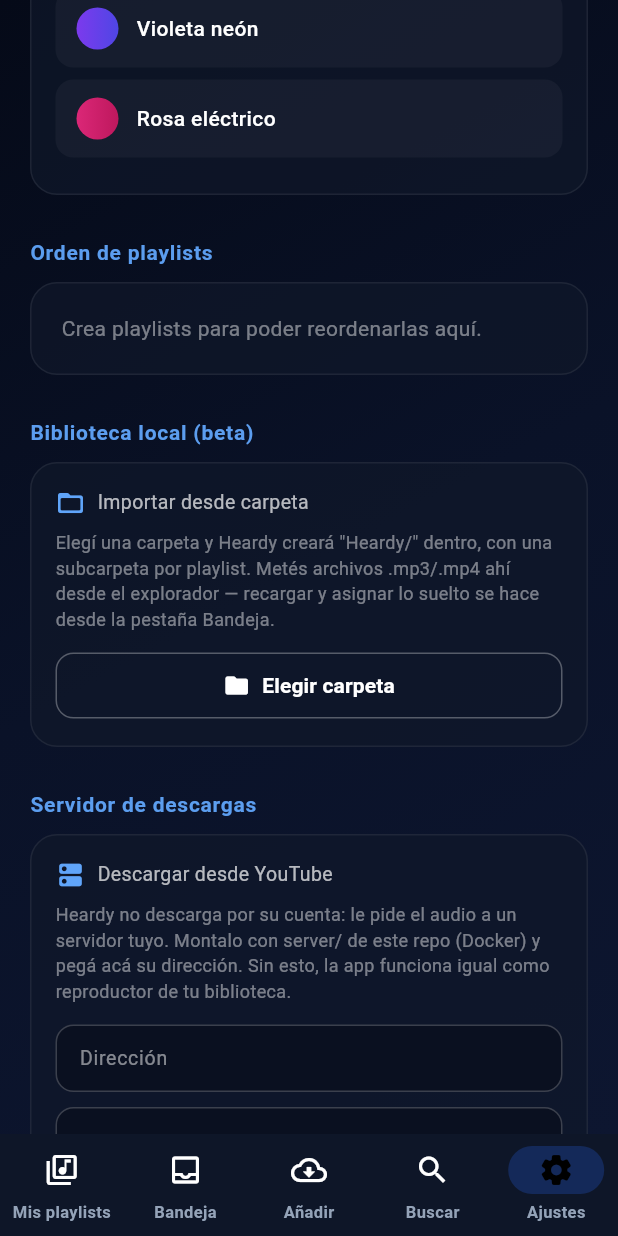
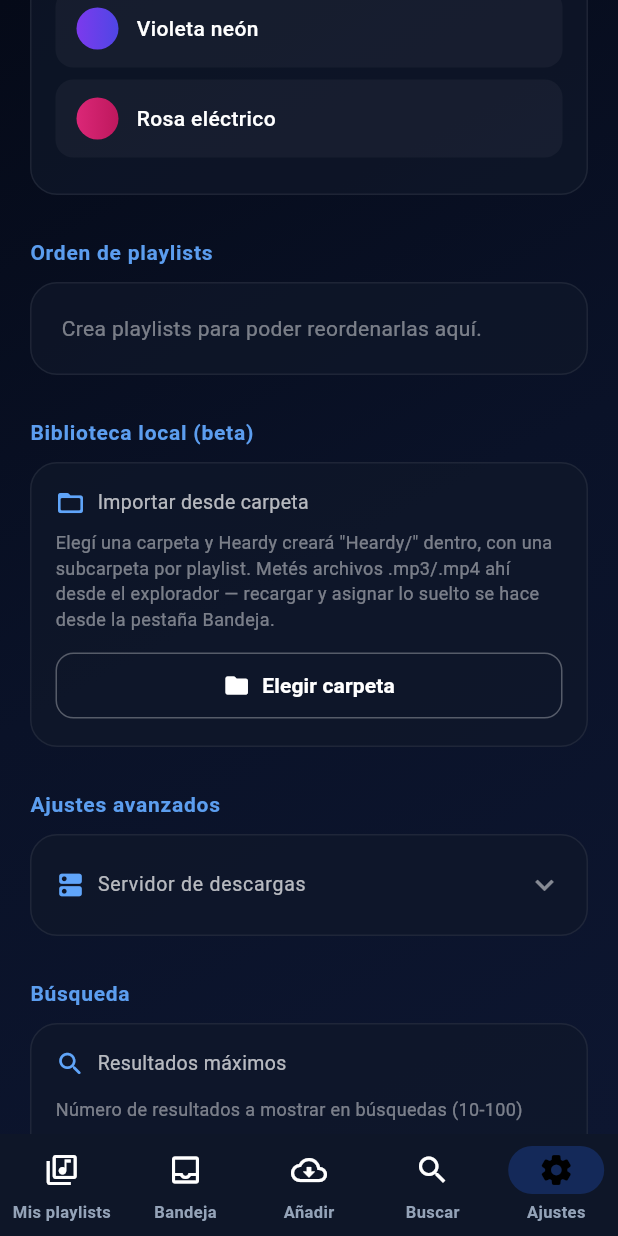
Before and after one commit to Isaac-Canabal/Heardy, a Flutter app: the screen it shows after launch, item 5 of the bottom bar chosen, scrolled down 576 dp, on a phone screen of 412 x 824 dp. Run offline on Flutter 3.47's test engine with Material 3 defaults, Android fonts, the phone set to English and light mode, and no system bars; our stand-ins replace audio_service, flutter_local_notifications, just_audio, palette_generator, permission_handler, shared_preferences and 1 more; missing offline and left inert: audio_metadata_reader, audio_session, saf_stream, saf_util; accounts and stored records are empty; statements that could not run were skipped.

Commit message:
feat(app): modo automático — servidor oficial por defecto + Ajustes avanzados
Implementa la sección 4 de docs/arquitectura_servidor_hibrido.md: instalar
la app y descargar sin configurar nada.

- lib/services/official_server.dart: URL/clave del servidor oficial. La URL
  es pública y vive en el código; la clave se inyecta en build time con
  --dart-define=HEARDY_OFFICIAL_SERVER_API_KEY (nunca comiteada, ni para
  una beta cerrada). Mientras el servidor oficial no esté desplegado, esta
  URL simplemente no responde — el manejo de errores existente
  (DownloadSourceErrorKind.network) ya cubre ese estado sin nada especial.
- SettingsProvider: download_server_url/api_key ya no arrancan vacíos, usan
  OfficialServer por defecto. Nuevo isOfficialServer + restoreOfficialServer
  (reusa setDownloadServer, no duplica el guardado).
- settings_screen.dart: la sección "Servidor de descargas" se mueve dentro
  de un ExpansionTile "Ajustes avanzados" colapsado por defecto — el
  usuario promedio nunca la ve. Botón "Restaurar servidor oficial" visible
  sólo cuando el servidor configurado no es ya el oficial.
- DownloadSource/YtdlpServerSource/DownloadService no cambian: modo
  automático vs. personalizado es sólo una diferencia de configuración por
  defecto, una sola implementación de backend en ambos casos.

5 tests nuevos (settings_provider_test.dart) para los defaults, el cambio a
servidor propio y la restauración. Actualizado el test de import_screen que
asumía "sin servidor" como estado inicial — ahora ese estado sólo se
alcanza si el usuario lo vacía a propósito desde Ajustes avanzados.

flutter analyze limpio, suite completa verde (93 tests).

Co-Authored-By: Claude Sonnet 5 <noreply@anthropic.com>

```diff
--- a/lib/providers/settings_provider.dart
+++ b/lib/providers/settings_provider.dart
@@ -1,5 +1,7 @@
 import 'package:flutter/material.dart';
 import 'package:shared_preferences/shared_preferences.dart';
+
+import '../services/official_server.dart';
 
 enum AppThemePreset { navy, violet, rose }
 
@@ -12,19 +14,32 @@ class SettingsProvider with ChangeNotifier {
   AppThemePreset _preset = AppThemePreset.navy;
   bool _loaded = false;
   int _maxSearchResults = 20;
-  String _downloadServerUrl = '';
-  String _downloadServerApiKey = '';
+
+  /// Por defecto, el servidor OFICIAL — modo automático (ver
+  /// docs/arquitectura_servidor_hibrido.md, sección 4). Un usuario avanzado
+  /// puede pisar esto desde Ajustes avanzados con `setDownloadServer`; nunca
+  /// vuelve solo, hace falta `restoreOfficialServer` explícito.
+  String _downloadServerUrl = OfficialServer.url;
+  String _downloadServerApiKey = OfficialServer.apiKey;
 
   AppThemePreset get preset => _preset;
   bool get isLoaded => _loaded;
   int get maxSearchResults => _maxSearchResults;
 
-  /// Dirección del microservidor de descargas (`server/` en este repo).
-  /// Vacía mientras el usuario no lo configure — la app sigue funcionando
-  /// como reproductor de biblioteca local sin ella.
+  /// Dirección del microservidor de descargas (`server/` en este repo, ya
+  /// sea el oficial o uno propio). Nunca queda vacía por defecto: apunta al
+  /// servidor oficial hasta que el usuario elija explícitamente otro.
   String get downloadServerUrl => _downloadServerUrl;
   String get downloadServerApiKey => _downloadServerApiKey;
   bool get hasDownloadServer => _downloadServerUrl.trim().isNotEmpty;
+
+  /// True mientras el servidor configurado sea el oficial — no sólo "está
+  /// vacío", sino "coincide exactamente con `OfficialServer`". La pantalla
+  /// de Ajustes lo usa para decidir cuándo mostrar "Restaurar servidor
+  /// oficial": no tiene sentido ofrecerlo si ya se está usando.
+  bool get isOfficialServer =>
+      _downloadServerUrl.trim() == OfficialServer.url.trim() &&
+      _downloadServerApiKey.trim() == OfficialServer.apiKey.trim();
 
   SettingsProvider() {
     _load();
@@ -37,13 +52,17 @@ class SettingsProvider with ChangeNotifier {
       _preset = AppThemePreset.values[index];
     }
     _maxSearchResults = prefs.getInt(_maxResultsKey) ?? 20;
-    _downloadServerUrl = prefs.getString(_serverUrlKey) ?? '';
-    _downloadServerApiKey = prefs.getString(_serverKeyKey) ?? '';
+    _downloadServerUrl = prefs.getString(_serverUrlKey) ?? OfficialServer.url;
+    _downloadServerApiKey =
+        prefs.getString(_serverKeyKey) ?? OfficialServer.apiKey;
     _loaded = true;
     notifyListeners();
   }
 
-  Future<void> setDownloadServer({required String url, required String apiKey}) async {
+  Future<void> setDownloadServer({
+    required String url,
+    required String apiKey,
+  }) async {
     _downloadServerUrl = url.trim();
     _downloadServerApiKey = apiKey.trim();
     notifyListeners();
@@ -51,6 +70,12 @@ class SettingsProvider with ChangeNotifier {
     await prefs.setString(_serverUrlKey, _downloadServerUrl);
     await prefs.setString(_serverKeyKey, _downloadServerApiKey);
   }
+
+  /// Vuelve al servidor oficial. Un solo punto de entrada para el botón
+  /// "Restaurar servidor oficial" de Ajustes avanzados — no duplica la
+  /// lógica de guardado, reusa [setDownloadServer].
+  Future<void> restoreOfficialServer() =>
+      setDownloadServer(url: OfficialServer.url, apiKey: OfficialServer.apiKey);
 
   Future<void> setPreset(AppThemePreset preset) async {
     _preset = preset;
@@ -69,8 +94,8 @@ class SettingsProvider with ChangeNotifier {
   }
 
   String presetLabel(AppThemePreset p) => switch (p) {
-        AppThemePreset.navy => 'Azul nocturno',
-        AppThemePreset.violet => 'Violeta neón',
-        AppThemePreset.rose => 'Rosa eléctrico',
-      };
+    AppThemePreset.navy => 'Azul nocturno',
+    AppThemePreset.violet => 'Violeta neón',
+    AppThemePreset.rose => 'Rosa eléctrico',
+  };
 }
--- a/lib/screens/settings_screen.dart
+++ b/lib/screens/settings_screen.dart
@@ -44,7 +44,8 @@ class SettingsScreen extends StatelessWidget {
   String _formatBytes(int bytes) {
     if (bytes < 1024) return '$bytes B';
     if (bytes < 1024 * 1024) return '${(bytes / 1024).toStringAsFixed(1)} KB';
-    if (bytes < 1024 * 1024 * 1024) return '${(bytes / (1024 * 1024)).toStringAsFixed(1)} MB';
+    if (bytes < 1024 * 1024 * 1024)
+      return '${(bytes / (1024 * 1024)).toStringAsFixed(1)} MB';
     return '${(bytes / (1024 * 1024 * 1024)).toStringAsFixed(2)} GB';
   }
 
@@ -60,7 +61,9 @@ class SettingsScreen extends StatelessWidget {
       context.read<MusicProvider>().setLibraryRootUri(rootUri);
       ScaffoldMessenger.of(context).showSnackBar(
         const SnackBar(
-          content: Text('Carpeta "Heardy" lista. Andá a Bandeja para escanearla.'),
+          content: Text(
+            'Carpeta "Heardy" lista. Andá a Bandeja para escanearla.',
+          ),
           behavior: SnackBarBehavior.floating,
         ),
       );
@@ -197,8 +200,11 @@ class SettingsScreen extends StatelessWidget {
                                 ),
                               ),
                               if (selected)
-                                Icon(Icons.check_circle_rounded,
-                                    color: AppTheme.primaryLight, size: 20),
+                                Icon(
+                                  Icons.check_circle_rounded,
+                                  color: AppTheme.primaryLight,
+                                  size: 20,
+                                ),
                             ],
                           ),
                         ),
@@ -305,14 +311,19 @@ class SettingsScreen extends StatelessWidget {
                   child: OutlinedButton.icon(
                     style: OutlinedButton.styleFrom(
                       foregroundColor: Colors.white,
-                      side: BorderSide(color: Colors.white.withValues(alpha: 0.3)),
+                      side: BorderSide(
+                        color: Colors.white.withValues(alpha: 0.3),
+                      ),
                       shape: RoundedRectangleBorder(
                         borderRadius: BorderRadius.circular(12),
                       ),
                       padding: const EdgeInsets.symmetric(vertical: 12),
                     ),
                     icon: const Icon(Icons.folder_rounded, size: 18),
-                    label: const Text('Elegir carpeta', style: TextStyle(fontWeight: FontWeight.w600)),
+                    label: const Text(
+                      'Elegir carpeta',
+                      style: TextStyle(fontWeight: FontWeight.w600),
+                    ),
                     onPressed: () => _pickLibraryFolder(context),
                   ),
                 ),
@@ -320,9 +331,9 @@ class SettingsScreen extends StatelessWidget {
             ),
           ),
           const SizedBox(height: 28),
-          _SectionTitle('Servidor de descargas'),
+          _SectionTitle('Ajustes avanzados'),
           const SizedBox(height: 10),
-          const _DownloadServerSection(),
+          const _AdvancedSettingsSection(),
           const SizedBox(height: 28),
           _SectionTitle('Búsqueda'),
           const SizedBox(height: 10),
@@ -365,7 +376,9 @@ class SettingsScreen extends StatelessWidget {
                       icon: const Icon(Icons.remove, size: 20),
                       color: AppTheme.primaryLight,
                       onPressed: settings.maxSearchResults > 10
-                          ? () => settings.setMaxSearchResults(settings.maxSearchResults - 10)
+                          ? () => settings.setMaxSearchResults(
+                              settings.maxSearchResults - 10,
+                            )
                           : null,
                     ),
                     Expanded(
@@ -383,7 +396,9 @@ class SettingsScreen extends StatelessWidget {
                       icon: const Icon(Icons.add, size: 20),
                       color: AppTheme.primaryLight,
                       onPressed: settings.maxSearchResults < 100
-                          ? () => settings.setMaxSearchResults(settings.maxSearchResults + 10)
+                          ? () => settings.setMaxSearchResults(
+                              settings.maxSearchResults + 10,
+                            )
                           : null,
                     ),
                   ],
@@ -457,9 +472,13 @@ class _StatisticsSectionState extends State<_StatisticsSection> {
     final db = DatabaseHelper.instance;
     final results = await Future.wait([
       isWeek ? db.getTotalPlaysThisWeek() : db.getTotalPlaysThisMonth(),
-      isWeek ? db.getTotalListenTimeThisWeek() : db.getTotalListenTimeThisMonth(),
+      isWeek
+          ? db.getTotalListenTimeThisWeek()
+          : db.getTotalListenTimeThisMonth(),
       isWeek ? db.getTopArtistThisWeek() : db.getTopArtistThisMonth(),
-      isWeek ? db.getTopSongsThisWeek(limit: 10) : db.getTopSongsThisMonth(limit: 10),
+      isWeek
+          ? db.getTopSongsThisWeek(limit: 10)
+          : db.getTopSongsThisMonth(limit: 10),
     ]);
 
     final topArtist = results[2] as Map<String, dynamic>?;
@@ -532,7 +551,8 @@ class _StatisticsSectionState extends State<_StatisticsSection> {
                   }
 
                   final data = snapshot.data;
-                  if (data == null || (data.totalPlays == 0 && data.topSongs.isEmpty)) {
+                  if (data == null ||
+                      (data.totalPlays == 0 && data.topSongs.isEmpty)) {
                     return Padding(
                       padding: const EdgeInsets.symmetric(vertical: 8),
                       child: Text(
@@ -631,23 +651,30 @@ class _StatisticsSectionState extends State<_StatisticsSection> {
                         ),
                         const SizedBox(height: 8),
                         ...List.generate(
-                          _isExpanded ? data.topSongs.length : (data.topSongs.length > 5 ? 5 : data.topSongs.length),
+                          _isExpanded
+                              ? data.topSongs.length
+                              : (data.topSongs.length > 5
+                                    ? 5
+                                    : data.topSongs.length),
                           (index) {
                             final song = data.topSongs[index];
                             return _TopSongRow(
                               rank: index + 1,
                               title: song['title'] as String? ?? 'Sin título',
-                              artist: song['artist'] as String? ?? 'Desconocido',
+                              artist:
+                                  song['artist'] as String? ?? 'Desconocido',
                               artPath: song['artPath'] as String? ?? '',
                               playCount: song['playCount'] as int? ?? 0,
                             );
-                          }
+                          },
                         ),
                         if (data.topSongs.length > 5)
                           Center(
                             child: IconButton(
                               icon: Icon(
-                                _isExpanded ? Icons.keyboard_arrow_up_rounded : Icons.keyboard_arrow_down_rounded,
+                                _isExpanded
+                                    ? Icons.keyboard_arrow_up_rounded
+                                    : Icons.keyboard_arrow_down_rounded,
                                 color: Colors.white.withValues(alpha: 0.5),
                               ),
                               onPressed: () {
@@ -674,10 +701,7 @@ class _PeriodToggle extends StatelessWidget {
   final bool isWeek;
   final ValueChanged<bool> onChanged;
 
-  const _PeriodToggle({
-    required this.isWeek,
-    required this.onChanged,
-  });
+  const _PeriodToggle({required this.isWeek, required this.onChanged});
 
   @override
   Widget build(BuildContext context) {
@@ -731,7 +755,9 @@ class _PeriodChip extends StatelessWidget {
           child: Text(
             label,
             style: TextStyle(
-              color: selected ? Colors.white : Colors.white.withValues(alpha: 0.5),
+              color: selected
+                  ? Colors.white
+                  : Colors.white.withValues(alpha: 0.5),
               fontSize: 12,
               fontWeight: selected ? FontWeight.w700 : FontWeight.w500,
             ),
@@ -822,10 +848,7 @@ class _TopSongRow extends StatelessWidget {
             ),
           ),
           const SizedBox(width: 8),
-          ClipRRect(
-            borderRadius: BorderRadius.circular(8),
-            child: _buildArt(),
-          ),
+          ClipRRect(borderRadius: BorderRadius.circular(8), child: _buildArt()),
           const SizedBox(width: 10),
           Expanded(
             child: Column(
@@ -911,6 +934,46 @@ class _TopSongRow extends StatelessWidget {
 /// "Probar conexión" distingue los tres fallos que el usuario puede arreglar
 /// —sin configurar, inalcanzable, clave inválida— en vez de un genérico
 /// "error", porque cada uno se corrige en un sitio distinto.
+/// Colapsado por defecto: el usuario promedio ya está en el servidor
+/// oficial sin haber tocado nada acá, así que esta pantalla nunca necesita
+/// abrirse para que la app funcione. Sólo existe para quien quiera apuntar
+/// a su propio servidor (ver docs/arquitectura_servidor_hibrido.md, sección 4).
+class _AdvancedSettingsSection extends StatelessWidget {
+  const _AdvancedSettingsSection();
+
+  @override
+  Widget build(BuildContext context) {
+    return Container(
+      decoration: AppTheme.glassCard(),
+      clipBehavior: Clip.antiAlias,
+      child: Theme(
+        data: Theme.of(context).copyWith(dividerColor: Colors.transparent),
+        child: ExpansionTile(
+          initiallyExpanded: false,
+          tilePadding: const EdgeInsets.symmetric(horizontal: 16, vertical: 4),
+          childrenPadding: const EdgeInsets.fromLTRB(16, 0, 16, 16),
+          iconColor: AppTheme.primaryLight,
+          collapsedIconColor: Colors.white.withValues(alpha: 0.5),
+          title: Row(
+            children: [
+              Icon(Icons.dns_rounded, color: AppTheme.primaryLight, size: 20),
+              const SizedBox(width: 8),
+              Text(
+                'Servidor de descargas',
+                style: TextStyle(
+                  color: Colors.white.withValues(alpha: 0.7),
+                  fontSize: 13,
+                ),
+              ),
+            ],
+          ),
+          children: const [_DownloadServerSection()],
+        ),
+      ),
+    );
+  }
+}
+
 class _DownloadServerSection extends StatefulWidget {
   const _DownloadServerSection();
 
@@ -973,13 +1036,25 @@ class _DownloadServerSectionState extends State<_DownloadServerSection> {
     final status = _lastStatus;
     if (status == null) return null;
     if (!status.reachable) {
-      return (color: Colors.redAccent, icon: Icons.cloud_off_rounded, text: status.detail);
+      return (
+        color: Colors.redAccent,
+        icon: Icons.cloud_off_rounded,
+        text: status.detail,
+      );
     }
     if (!status.authenticated) {
-      return (color: Colors.orangeAccent, icon: Icons.key_off_rounded, text: status.detail);
+      return (
+        color: Colors.orangeAccent,
+        icon: Icons.key_off_rounded,
+        text: status.detail,
+      );
     }
     if (!status.potProviderReachable) {
-      return (color: Colors.orangeAccent, icon: Icons.warning_amber_rounded, text: status.detail);
+      return (
+        color: Colors.orangeAccent,
+        icon: Icons.warning_amber_rounded,
+        text: status.detail,
+      );
     }
     return (
       color: Colors.greenAccent,
@@ -990,39 +1065,52 @@ class _DownloadServerSectionState extends State<_DownloadServerSection> {
 
   @override
   Widget build(BuildContext context) {
+    final settings = context.watch<SettingsProvider>();
     final line = _statusLine();
     final fieldBorder = OutlineInputBorder(
       borderRadius: BorderRadius.circular(12),
       borderSide: BorderSide(color: Colors.white.withValues(alpha: 0.2)),
     );
 
-    return Container(
-      decoration: AppTheme.glassCard(),
-      padding: const EdgeInsets.all(16),
-      child: Column(
+    return Column(
       crossAxisAlignment: CrossAxisAlignment.start,
       children: [
-          Row(
-            children: [
-              Icon(Icons.dns_rounded, color: AppTheme.primaryLight, size: 20),
-              const SizedBox(width: 8),
         Text(
-                'Descargar desde YouTube',
-                style: TextStyle(color: Colors.white.withValues(alpha: 0.7), fontSize: 13),
-              ),
-            ],
-          ),
-          const SizedBox(height: 8),
-          Text(
-            'Heardy no descarga por su cuenta: le pide el audio a un servidor tuyo. '
-            'Montalo con server/ de este repo (Docker) y pegá acá su dirección. '
-            'Sin esto, la app funciona igual como reproductor de tu biblioteca.',
+          'Por defecto, Heardy usa el servidor oficial del proyecto — no hace '
+          'falta configurar nada acá. Si preferís montar el tuyo (server/ de '
+          'este repo, con Docker), pegá su dirección abajo.',
           style: TextStyle(
             color: Colors.white.withValues(alpha: 0.45),
             fontSize: 12,
             height: 1.4,
           ),
         ),
+        if (!settings.isOfficialServer) ...[
+          const SizedBox(height: 10),
+          Align(
+            alignment: Alignment.centerLeft,
+            child: TextButton.icon(
+              style: TextButton.styleFrom(
+                foregroundColor: AppTheme.primaryLight,
+                padding: const EdgeInsets.symmetric(horizontal: 4),
+              ),
+              icon: const Icon(Icons.restore_rounded, size: 16),
+              label: const Text(
+                'Restaurar servidor oficial',
+                style: TextStyle(fontSize: 12),
+              ),
+              onPressed: () async {
+                await settings.restoreOfficialServer();
+                if (!mounted) return;
+                setState(() {
+                  _urlController.text = settings.downloadServerUrl;
+                  _keyController.text = settings.downloadServerApiKey;
+                  _lastStatus = null;
+                });
+              },
+            ),
+          ),
+        ],
         const SizedBox(height: 14),
         TextField(
           controller: _urlController,
@@ -1032,8 +1120,14 @@ class _DownloadServerSectionState extends State<_DownloadServerSection> {
           decoration: InputDecoration(
             labelText: 'Dirección',
             hintText: '192.168.1.50:8080',
-              labelStyle: TextStyle(color: Colors.white.withValues(alpha: 0.5), fontSize: 13),
-              hintStyle: TextStyle(color: Colors.white.withValues(alpha: 0.25), fontSize: 13),
+            labelStyle: TextStyle(
+              color: Colors.white.withValues(alpha: 0.5),
+              fontSize: 13,
+            ),
+            hintStyle: TextStyle(
+              color: Colors.white.withValues(alpha: 0.25),
+              fontSize: 13,
+            ),
             border: fieldBorder,
             enabledBorder: fieldBorder,
             focusedBorder: OutlineInputBorder(
@@ -1052,7 +1146,10 @@ class _DownloadServerSectionState extends State<_DownloadServerSection> {
           enableSuggestions: false,
           decoration: InputDecoration(
             labelText: 'Clave de API',
-              labelStyle: TextStyle(color: Colors.white.withValues(alpha: 0.5), fontSize: 13),
+            labelStyle: TextStyle(
+              color: Colors.white.withValues(alpha: 0.5),
+              fontSize: 13,
+            ),
             border: fieldBorder,
             enabledBorder: fieldBorder,
             focusedBorder: OutlineInputBorder(
@@ -1062,7 +1159,9 @@ class _DownloadServerSectionState extends State<_DownloadServerSection> {
             isDense: true,
             suffixIcon: IconButton(
               icon: Icon(
-                  _obscureKey ? Icons.visibility_rounded : Icons.visibility_off_rounded,
+                _obscureKey
+                    ? Icons.visibility_rounded
+                    : Icons.visibility_off_rounded,
                 color: Colors.white.withValues(alpha: 0.4),
                 size: 18,
               ),
@@ -1077,14 +1176,19 @@ class _DownloadServerSectionState extends State<_DownloadServerSection> {
             style: OutlinedButton.styleFrom(
               foregroundColor: Colors.white,
               side: BorderSide(color: Colors.white.withValues(alpha: 0.3)),
-                shape: RoundedRectangleBorder(borderRadius: BorderRadius.circular(12)),
+              shape: RoundedRectangleBorder(
+                borderRadius: BorderRadius.circular(12),
+              ),
               padding: const EdgeInsets.symmetric(vertical: 12),
             ),
             icon: _testing
                 ? const SizedBox(
                     width: 16,
                     height: 16,
-                      child: CircularProgressIndicator(strokeWidth: 2, color: Colors.white),
+                    child: CircularProgressIndicator(
+                      strokeWidth: 2,
+                      color: Colors.white,
+                    ),
                   )
                 : const Icon(Icons.wifi_tethering_rounded, size: 18),
             label: Text(
@@ -1104,14 +1208,17 @@ class _DownloadServerSectionState extends State<_DownloadServerSection> {
               Expanded(
                 child: Text(
                   line.text,
-                    style: TextStyle(color: line.color, fontSize: 12, height: 1.35),
+                  style: TextStyle(
+                    color: line.color,
+                    fontSize: 12,
+                    height: 1.35,
+                  ),
                 ),
               ),
             ],
           ),
         ],
       ],
-      ),
     );
   }
 }
@@ -1142,7 +1249,10 @@ class _PresetDot extends StatelessWidget {
   Widget build(BuildContext context) {
     final colors = switch (preset) {
       AppThemePreset.navy => [const Color(0xFF2563EB), const Color(0xFF1E40AF)],
-      AppThemePreset.violet => [const Color(0xFF7C3AED), const Color(0xFF4F46E5)],
+      AppThemePreset.violet => [
+        const Color(0xFF7C3AED),
+        const Color(0xFF4F46E5),
+      ],
       AppThemePreset.rose => [const Color(0xFFDB2777), const Color(0xFFBE185D)],
     };
     return Container(
--- /dev/null
+++ b/lib/services/official_server.dart
@@ -0,0 +1,32 @@
+/// El servidor oficial mantenido por el proyecto: el modo por defecto para
+/// que el usuario promedio nunca tenga que configurar nada. Ver
+/// docs/arquitectura_servidor_hibrido.md, secciones 3 y 4.
+library;
+
+/// URL y clave por defecto que usa [SettingsProvider] mientras el usuario no
+/// haya elegido explícitamente un servidor propio en Ajustes avanzados.
+///
+/// La URL es pública (es sólo un hostname) y puede vivir en el código sin
+/// problema. La clave, en cambio, NO se comitea nunca — aunque sea de una
+/// beta cerrada de pocas personas, sigue siendo un secreto: se inyecta en
+/// tiempo de build con `--dart-define=HEARDY_OFFICIAL_SERVER_API_KEY=...`
+/// y queda vacía en un build de desarrollo normal.
+///
+/// Mientras el servidor oficial no esté desplegado de verdad (ver
+/// CLAUDE.md, sección "YouTube downloads" → Oracle Cloud), esta URL
+/// simplemente no responde todavía: el manejo de errores que ya existe
+/// (`DownloadSourceErrorKind.network`) cubre ese estado sin nada especial —
+/// la app se comporta exactamente como si el usuario hubiera escrito una
+/// dirección incorrecta, que es justo lo que es hasta que se despliegue.
+class OfficialServer {
+  const OfficialServer._();
+
+  static const String url = String.fromEnvironment(
+    'HEARDY_OFFICIAL_SERVER_URL',
+    defaultValue: 'https://heardy-oficial.duckdns.org',
+  );
+
+  static const String apiKey = String.fromEnvironment(
+    'HEARDY_OFFICIAL_SERVER_API_KEY',
+  );
+}
```
Also changed, not shown: 2 other files. Lines whose indentation alone changed are shown as unchanged.
